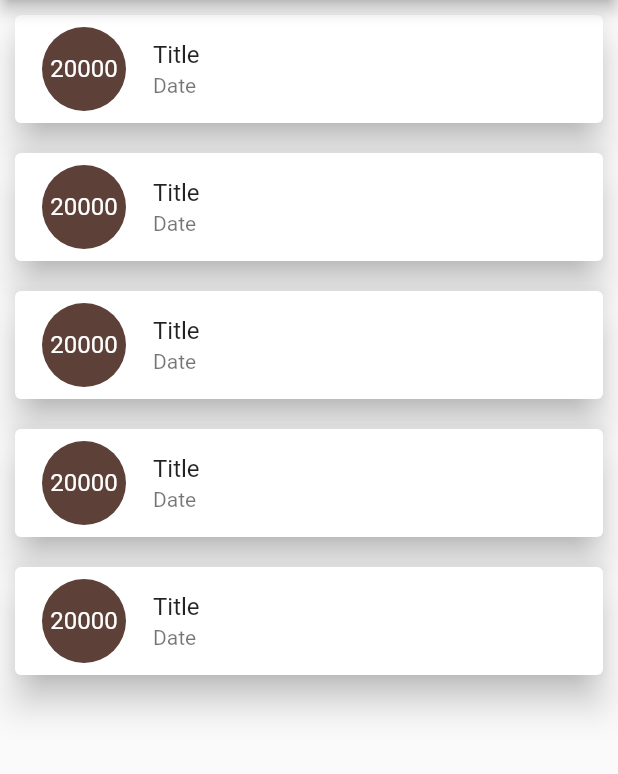
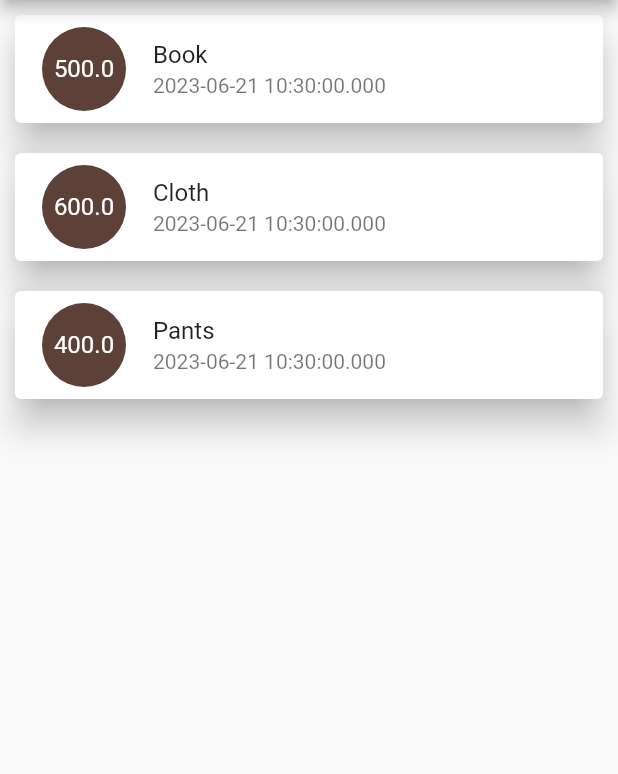
Before and after one commit to NGOMNGOM/Flutter-phase-2, a Flutter app: the screen it shows after launch, on a phone screen of 412 x 824 dp, the part 84-858 px from its top. Run offline on Flutter 3.47's test engine with Material 2 defaults, Android fonts, the phone set to English and light mode, and no system bars.

```diff
--- a/flutter_database/lib/main.dart
+++ b/flutter_database/lib/main.dart
@@ -2,6 +2,8 @@ import 'package:flutter/material.dart';
 import 'package:flutter_database/Provider/transactionProvider.dart';
 import 'Screen/form_screen.dart';
 import 'package:provider/provider.dart';
+
+import 'models/Transaction.dart';
 
 void main() {
   var app = MyApp();
@@ -51,18 +53,24 @@ class _MyHomePageState extends State<MyHomePage> {
                 }));
               })
         ]),
-        body: ListView.builder(
-            itemCount: 5,
+        body: Consumer(
+            builder: (context, TransactionProvider provider, Widget? child) {
+          return ListView.builder(
+              itemCount: provider.transactions.length,
               itemBuilder: (BuildContext context, int index) {
+                Transaction data = provider.transactions[index];
                 return Card(
                   margin: EdgeInsets.symmetric(vertical: 10, horizontal: 10),
                   elevation: 10,
                   child: ListTile(
                       leading: CircleAvatar(
-                        radius: 30, child: FittedBox(child: Text("20000"))),
-                    title: Text("Title"),
-                    subtitle: Text("Date")),
+                          radius: 30,
+                          child:
+                              FittedBox(child: Text(data.amount.toString()))),
+                      title: Text(data.title),
+                      subtitle: Text(data.date.toString())),
                 );
+              });
         }));
   }
 }
```
Lines whose indentation alone changed are shown as unchanged.
